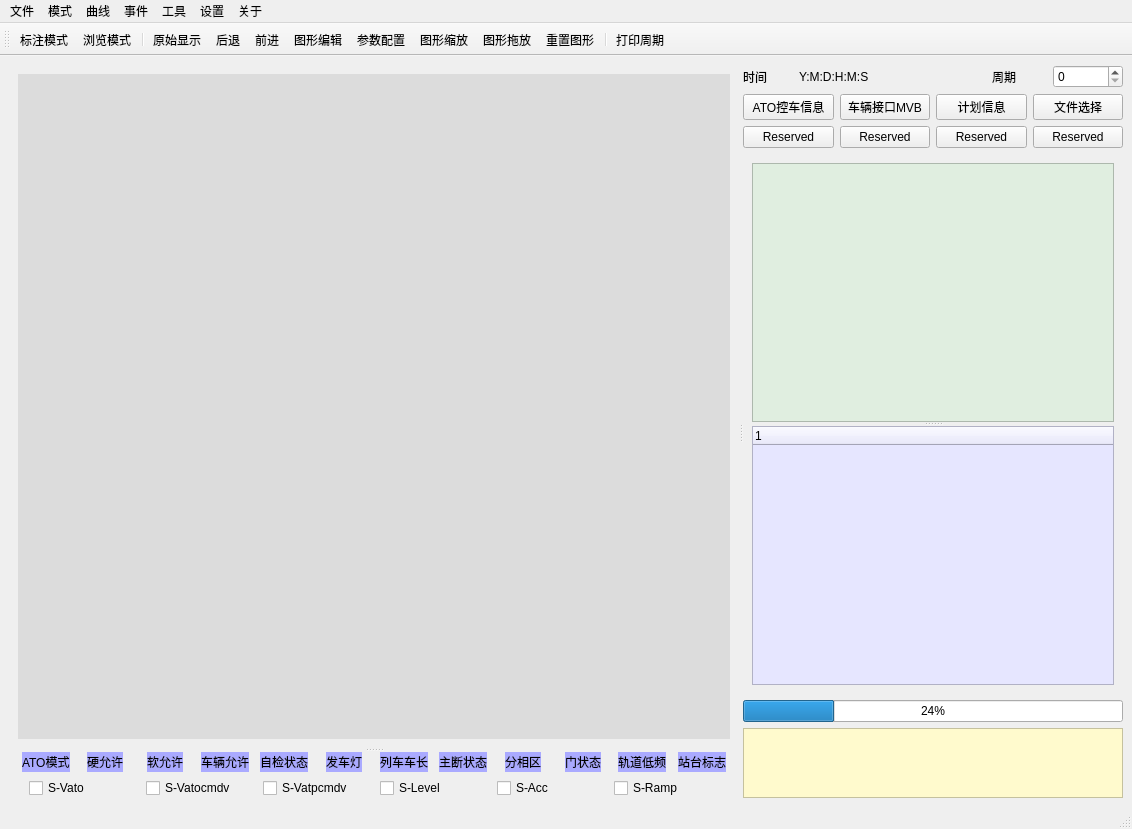
Old version of the form LogMainWin.ui in the repository BaoZT/LogPlot.
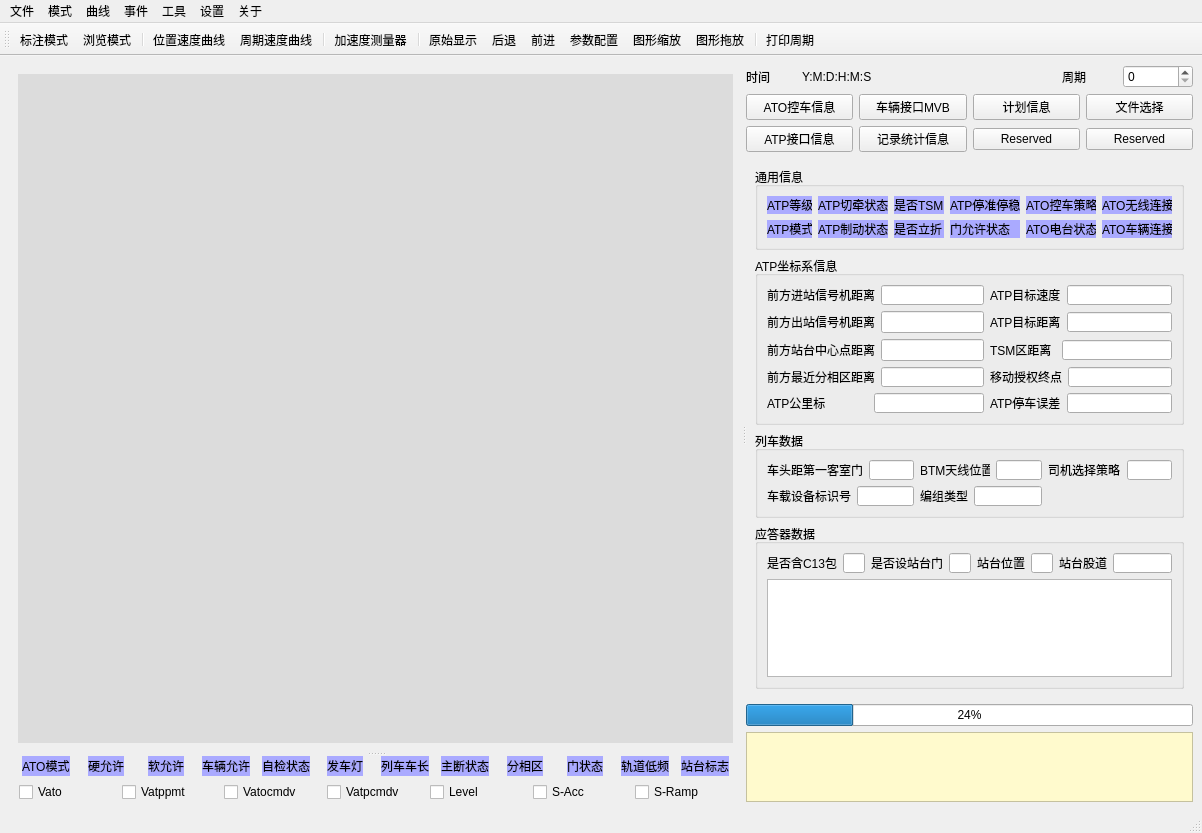
New version of the form. The open tabs and pages were chosen to show the change. Icons and pictures are not drawn.

Patch:
```diff
--- a/LogMainWin.ui
+++ b/LogMainWin.ui
@@ -6,8 +6,8 @@
    <rect>
     <x>0</x>
     <y>0</y>
-    <width>1132</width>
-    <height>766</height>
+    <width>1202</width>
+    <height>791</height>
    </rect>
   </property>
   <property name="windowTitle">
@@ -1106,25 +1106,12 @@
               </size>
              </property>
              <property name="text">
-              <string>S-Vato</string>
-             </property>
-            </widget>
-           </item>
-           <item row="0" column="1">
-            <widget class="QCheckBox" name="CBcmdv">
-             <property name="maximumSize">
-              <size>
-               <width>101</width>
-               <height>25</height>
-              </size>
-             </property>
-             <property name="text">
-              <string>S-Vatocmdv</string>
+              <string>Vato</string>
              </property>
             </widget>
            </item>
            <item row="0" column="2">
-            <widget class="QCheckBox" name="CBatpcmdv">
+            <widget class="QCheckBox" name="CBcmdv">
              <property name="maximumSize">
               <size>
                <width>101</width>
@@ -1132,12 +1119,12 @@
               </size>
              </property>
              <property name="text">
-              <string>S-Vatpcmdv</string>
+              <string>Vatocmdv</string>
              </property>
             </widget>
            </item>
            <item row="0" column="3">
-            <widget class="QCheckBox" name="CBlevel">
+            <widget class="QCheckBox" name="CBatpcmdv">
              <property name="maximumSize">
               <size>
                <width>101</width>
@@ -1145,11 +1132,24 @@
               </size>
              </property>
              <property name="text">
-              <string>S-Level</string>
+              <string>Vatpcmdv</string>
              </property>
             </widget>
            </item>
            <item row="0" column="4">
+            <widget class="QCheckBox" name="CBlevel">
+             <property name="maximumSize">
+              <size>
+               <width>101</width>
+               <height>25</height>
+              </size>
+             </property>
+             <property name="text">
+              <string>Level</string>
+             </property>
+            </widget>
+           </item>
+           <item row="0" column="5">
             <widget class="QCheckBox" name="CBacc">
              <property name="maximumSize">
               <size>
@@ -1162,7 +1162,7 @@
              </property>
             </widget>
            </item>
-           <item row="0" column="5">
+           <item row="0" column="6">
             <widget class="QCheckBox" name="CBramp">
              <property name="maximumSize">
               <size>
@@ -1175,6 +1175,19 @@
              </property>
             </widget>
            </item>
+           <item row="0" column="1">
+            <widget class="QCheckBox" name="CBatppmtv">
+             <property name="maximumSize">
+              <size>
+               <width>101</width>
+               <height>125</height>
+              </size>
+             </property>
+             <property name="text">
+              <string>Vatppmt</string>
+             </property>
+            </widget>
+           </item>
           </layout>
          </item>
         </layout>
@@ -1246,7 +1259,7 @@
           <item row="1" column="0">
            <widget class="QPushButton" name="pushButton_3">
             <property name="text">
-             <string>Reserved</string>
+             <string>ATP接口信息</string>
             </property>
            </widget>
           </item>
@@ -1267,7 +1280,7 @@
           <item row="1" column="1">
            <widget class="QPushButton" name="pushButton_5">
             <property name="text">
-             <string>Reserved</string>
+             <string>记录统计信息</string>
             </property>
            </widget>
           </item>
@@ -1302,7 +1315,7 @@
          </layout>
         </item>
         <item>
-         <widget class="QStackedWidget" name="stackedWidget">
+         <widget class="QStackedWidget" name="stackedWidget_RightCol">
           <property name="maximumSize">
            <size>
             <width>800</width>
@@ -2033,6 +2046,763 @@
             </item>
            </layout>
           </widget>
+          <widget class="QWidget" name="page_ATP">
+           <layout class="QVBoxLayout" name="verticalLayout_14">
+            <item>
+             <widget class="QGroupBox" name="gp_atp_common">
+              <property name="title">
+               <string>通用信息</string>
+              </property>
+              <layout class="QGridLayout" name="gridLayout_10">
+               <item row="0" column="5">
+                <widget class="QLabel" name="lbl_atp_stop_ok">
+                 <property name="maximumSize">
+                  <size>
+                   <width>70</width>
+                   <height>20</height>
+                  </size>
+                 </property>
+                 <property name="styleSheet">
+                  <string notr="true">background-color: rgb(170, 170, 255);</string>
+                 </property>
+                 <property name="text">
+                  <string>ATP停准停稳</string>
+                 </property>
+                </widget>
+               </item>
+               <item row="0" column="2">
+                <widget class="QLabel" name="lbl_atp_cut_traction">
+                 <property name="maximumSize">
+                  <size>
+                   <width>70</width>
+                   <height>20</height>
+                  </size>
+                 </property>
+                 <property name="styleSheet">
+                  <string notr="true">background-color: rgb(170, 170, 255);</string>
+                 </property>
+                 <property name="text">
+                  <string>ATP切牵状态</string>
+                 </property>
+                </widget>
+               </item>
+               <item row="0" column="3">
+                <widget class="QLabel" name="lbl_tsm">
+                 <property name="maximumSize">
+                  <size>
+                   <width>50</width>
+                   <height>20</height>
+                  </size>
+                 </property>
+                 <property name="styleSheet">
+                  <string notr="true">background-color: rgb(170, 170, 255);</string>
+                 </property>
+                 <property name="text">
+                  <string>是否TSM</string>
+                 </property>
+                </widget>
+               </item>
+               <item row="0" column="0">
+                <widget class="QLabel" name="lbl_atp_level">
+                 <property name="maximumSize">
+                  <size>
+                   <width>45</width>
+                   <height>20</height>
+                  </size>
+                 </property>
+                 <property name="styleSheet">
+                  <string notr="true">background-color: rgb(170, 170, 255);</string>
+                 </property>
+                 <property name="text">
+                  <string>ATP等级</string>
+                 </property>
+                </widget>
+               </item>
+               <item row="2" column="5">
+                <widget class="QLabel" name="lbl_door_pmt">
+                 <property name="maximumSize">
+                  <size>
+                   <width>70</width>
+                   <height>20</height>
+                  </size>
+                 </property>
+                 <property name="styleSheet">
+                  <string notr="true">background-color: rgb(170, 170, 255);</string>
+                 </property>
+                 <property name="text">
+                  <string>门允许状态</string>
+                 </property>
+                </widget>
+               </item>
+               <item row="2" column="3">
+                <widget class="QLabel" name="lbl_tb">
+                 <property name="maximumSize">
+                  <size>
+                   <width>50</width>
+                   <height>20</height>
+                  </size>
+                 </property>
+                 <property name="styleSheet">
+                  <string notr="true">background-color: rgb(170, 170, 255);</string>
+                 </property>
+                 <property name="text">
+                  <string>是否立折</string>
+                 </property>
+                </widget>
+               </item>
+               <item row="2" column="2">
+                <widget class="QLabel" name="lbl_atp_brake">
+                 <property name="maximumSize">
+                  <size>
+                   <width>70</width>
+                   <height>20</height>
+                  </size>
+                 </property>
+                 <property name="styleSheet">
+                  <string notr="true">background-color: rgb(170, 170, 255);</string>
+                 </property>
+                 <property name="text">
+                  <string>ATP制动状态</string>
+                 </property>
+                </widget>
+               </item>
+               <item row="2" column="0">
+                <widget class="QLabel" name="lbl_atp_mode">
+                 <property name="maximumSize">
+                  <size>
+                   <width>45</width>
+                   <height>20</height>
+                  </size>
+                 </property>
+                 <property name="styleSheet">
+                  <string notr="true">background-color: rgb(170, 170, 255);</string>
+                 </property>
+                 <property name="text">
+                  <string>ATP模式</string>
+                 </property>
+                </widget>
+               </item>
+               <item row="0" column="6">
+                <widget class="QLabel" name="lbl_ato_ctrl_stat">
+                 <property name="maximumSize">
+                  <size>
+                   <width>70</width>
+                   <height>16777215</height>
+                  </size>
+                 </property>
+                 <property name="styleSheet">
+                  <string notr="true">background-color: rgb(170, 170, 255);</string>
+                 </property>
+                 <property name="text">
+                  <string>ATO控车策略</string>
+                 </property>
+                </widget>
+               </item>
+               <item row="2" column="6">
+                <widget class="QLabel" name="lbl_ato_radio">
+                 <property name="maximumSize">
+                  <size>
+                   <width>70</width>
+                   <height>16777215</height>
+                  </size>
+                 </property>
+                 <property name="styleSheet">
+                  <string notr="true">background-color: rgb(170, 170, 255);</string>
+                 </property>
+                 <property name="text">
+                  <string>ATO电台状态</string>
+                 </property>
+                </widget>
+               </item>
+               <item row="0" column="7">
+                <widget class="QLabel" name="lbl_ato_session">
+                 <property name="maximumSize">
+                  <size>
+                   <width>70</width>
+                   <height>20</height>
+                  </size>
+                 </property>
+                 <property name="styleSheet">
+                  <string notr="true">background-color: rgb(170, 170, 255);</string>
+                 </property>
+                 <property name="text">
+                  <string>ATO无线连接</string>
+                 </property>
+                </widget>
+               </item>
+               <item row="2" column="7">
+                <widget class="QLabel" name="lbl_mvb_link">
+                 <property name="maximumSize">
+                  <size>
+                   <width>70</width>
+                   <height>16777215</height>
+                  </size>
+                 </property>
+                 <property name="styleSheet">
+                  <string notr="true">background-color: rgb(170, 170, 255);</string>
+                 </property>
+                 <property name="text">
+                  <string>ATO车辆连接</string>
+                 </property>
+                </widget>
+               </item>
+              </layout>
+             </widget>
+            </item>
+            <item>
+             <widget class="QGroupBox" name="gp_atp_s_v">
+              <property name="title">
+               <string>ATP坐标系信息</string>
+              </property>
+              <layout class="QGridLayout" name="gridLayout_11">
+               <item row="4" column="0">
+                <layout class="QHBoxLayout" name="horizontalLayout_31">
+                 <item>
+                  <widget class="QLabel" name="lbl_atp_milestone">
+                   <property name="maximumSize">
+                    <size>
+                     <width>110</width>
+                     <height>20</height>
+                    </size>
+                   </property>
+                   <property name="text">
+                    <string>ATP公里标</string>
+                   </property>
+                  </widget>
+                 </item>
+                 <item>
+                  <widget class="QLineEdit" name="led_atp_milestone">
+                   <property name="maximumSize">
+                    <size>
+                     <width>110</width>
+                     <height>20</height>
+                    </size>
+                   </property>
+                  </widget>
+                 </item>
+                </layout>
+               </item>
+               <item row="3" column="1">
+                <layout class="QHBoxLayout" name="horizontalLayout_20">
+                 <item>
+                  <widget class="QLabel" name="lbl_atp_ma">
+                   <property name="maximumSize">
+                    <size>
+                     <width>80</width>
+                     <height>20</height>
+                    </size>
+                   </property>
+                   <property name="text">
+                    <string>移动授权终点</string>
+                   </property>
+                  </widget>
+                 </item>
+                 <item>
+                  <widget class="QLineEdit" name="led_atp_ma">
+                   <property name="maximumSize">
+                    <size>
+                     <width>110</width>
+                     <height>20</height>
+                    </size>
+                   </property>
+                  </widget>
+                 </item>
+                </layout>
+               </item>
+               <item row="0" column="0">
+                <layout class="QHBoxLayout" name="horizontalLayout_13">
+                 <item>
+                  <widget class="QLabel" name="lbl_jz_signal_dis">
+                   <property name="maximumSize">
+                    <size>
+                     <width>110</width>
+                     <height>20</height>
+                    </size>
+                   </property>
+                   <property name="text">
+                    <string>前方进站信号机距离</string>
+                   </property>
+                  </widget>
+                 </item>
+                 <item>
+                  <widget class="QLineEdit" name="led_jz_signal_dis">
+                   <property name="maximumSize">
+                    <size>
+                     <width>110</width>
+                     <height>20</height>
+                    </size>
+                   </property>
+                  </widget>
+                 </item>
+                </layout>
+               </item>
+               <item row="1" column="1">
+                <layout class="QHBoxLayout" name="horizontalLayout_17">
+                 <item>
+                  <widget class="QLabel" name="lbl_atp_target_dis">
+                   <property name="maximumSize">
+                    <size>
+                     <width>80</width>
+                     <height>20</height>
+                    </size>
+                   </property>
+                   <property name="text">
+                    <string>ATP目标距离</string>
+                   </property>
+                  </widget>
+                 </item>
+                 <item>
+                  <widget class="QLineEdit" name="led_atp_target_dis">
+                   <property name="maximumSize">
+                    <size>
+                     <width>110</width>
+                     <height>20</height>
+                    </size>
+                   </property>
+                  </widget>
+                 </item>
+                </layout>
+               </item>
+               <item row="1" column="0">
+                <layout class="QHBoxLayout" name="horizontalLayout_14">
+                 <item>
+                  <widget class="QLabel" name="lbl_cz_signal_dis">
+                   <property name="maximumSize">
+                    <size>
+                     <width>110</width>
+                     <height>20</height>
+                    </size>
+                   </property>
+                   <property name="text">
+                    <string>前方出站信号机距离</string>
+                   </property>
+                  </widget>
+                 </item>
+                 <item>
+                  <widget class="QLineEdit" name="led_cz_signal_dis">
+                   <property name="maximumSize">
+                    <size>
+                     <width>110</width>
+                     <height>16777215</height>
+                    </size>
+                   </property>
+                  </widget>
+                 </item>
+                </layout>
+               </item>
+               <item row="3" column="0">
+                <layout class="QHBoxLayout" name="horizontalLayout_19">
+                 <item>
+                  <widget class="QLabel" name="lbl_atp_gfx_dis">
+                   <property name="maximumSize">
+                    <size>
+                     <width>110</width>
+                     <height>20</height>
+                    </size>
+                   </property>
+                   <property name="text">
+                    <string>前方最近分相区距离</string>
+                   </property>
+                  </widget>
+                 </item>
+                 <item>
+                  <widget class="QLineEdit" name="led_atp_gfx_dis">
+                   <property name="maximumSize">
+                    <size>
+                     <width>110</width>
+                     <height>20</height>
+                    </size>
+                   </property>
+                  </widget>
+                 </item>
+                </layout>
+               </item>
+               <item row="2" column="0">
+                <layout class="QHBoxLayout" name="horizontalLayout_15">
+                 <item>
+                  <widget class="QLabel" name="lbl_stn_center_dis">
+                   <property name="maximumSize">
+                    <size>
+                     <width>110</width>
+                     <height>20</height>
+                    </size>
+                   </property>
+                   <property name="text">
+                    <string>前方站台中心点距离</string>
+                   </property>
+                  </widget>
+                 </item>
+                 <item>
+                  <widget class="QLineEdit" name="led_stn_center_dis">
+                   <property name="maximumSize">
+                    <size>
+                     <width>110</width>
+                     <height>16777215</height>
+                    </size>
+                   </property>
+                  </widget>
+                 </item>
+                </layout>
+               </item>
+               <item row="2" column="1">
+                <layout class="QHBoxLayout" name="horizontalLayout_18">
+                 <item>
+                  <widget class="QLabel" name="lbl_atp_tsm_dis">
+                   <property name="maximumSize">
+                    <size>
+                     <width>80</width>
+                     <height>20</height>
+                    </size>
+                   </property>
+                   <property name="text">
+                    <string>TSM区距离</string>
+                   </property>
+                  </widget>
+                 </item>
+                 <item>
+                  <widget class="QLineEdit" name="led_atp_tsm_dis">
+                   <property name="maximumSize">
+                    <size>
+                     <width>110</width>
+                     <height>20</height>
+                    </size>
+                   </property>
+                  </widget>
+                 </item>
+                </layout>
+               </item>
+               <item row="0" column="1">
+                <layout class="QHBoxLayout" name="horizontalLayout_16">
+                 <item>
+                  <widget class="QLabel" name="lbl_atp_target_v">
+                   <property name="maximumSize">
+                    <size>
+                     <width>80</width>
+                     <height>20</height>
+                    </size>
+                   </property>
+                   <property name="text">
+                    <string>ATP目标速度</string>
+                   </property>
+                  </widget>
+                 </item>
+                 <item>
+                  <widget class="QLineEdit" name="led_atp_target_v">
+                   <property name="maximumSize">
+                    <size>
+                     <width>110</width>
+                     <height>20</height>
+                    </size>
+                   </property>
+                  </widget>
+                 </item>
+                </layout>
+               </item>
+               <item row="4" column="1">
+                <layout class="QHBoxLayout" name="horizontalLayout_32">
+                 <item>
+                  <widget class="QLabel" name="lbl_atp_stoperr">
+                   <property name="maximumSize">
+                    <size>
+                     <width>80</width>
+                     <height>20</height>
+                    </size>
+                   </property>
+                   <property name="text">
+                    <string>ATP停车误差</string>
+                   </property>
+                  </widget>
+                 </item>
+                 <item>
+                  <widget class="QLineEdit" name="led_atp_stoperr">
+                   <property name="maximumSize">
+                    <size>
+                     <width>110</width>
+                     <height>20</height>
+                    </size>
+                   </property>
+                  </widget>
+                 </item>
+                </layout>
+               </item>
+              </layout>
+             </widget>
+            </item>
+            <item>
+             <widget class="QGroupBox" name="gp_atp_train">
+              <property name="title">
+               <string>列车数据</string>
+              </property>
+              <layout class="QGridLayout" name="gridLayout_12">
+               <item row="0" column="0">
+                <layout class="QHBoxLayout" name="horizontalLayout_22">
+                 <item>
+                  <widget class="QLabel" name="lbl_head_door_dis">
+                   <property name="maximumSize">
+                    <size>
+                     <width>120</width>
+                     <height>16777215</height>
+                    </size>
+                   </property>
+                   <property name="text">
+                    <string>车头距第一客室门</string>
+                   </property>
+                  </widget>
+                 </item>
+                 <item>
+                  <widget class="QLineEdit" name="led_head_foor_dis">
+                   <property name="maximumSize">
+                    <size>
+                     <width>80</width>
+                     <height>20</height>
+                    </size>
+                   </property>
+                  </widget>
+                 </item>
+                </layout>
+               </item>
+               <item row="0" column="1">
+                <layout class="QHBoxLayout" name="horizontalLayout_21">
+                 <item>
+                  <widget class="QLabel" name="lbl_atp_btm_pos">
+                   <property name="maximumSize">
+                    <size>
+                     <width>70</width>
+                     <height>20</height>
+                    </size>
+                   </property>
+                   <property name="text">
+                    <string>BTM天线位置</string>
+                   </property>
+                  </widget>
+                 </item>
+                 <item>
+                  <widget class="QLineEdit" name="led_atp_btm_pos">
+                   <property name="maximumSize">
+                    <size>
+                     <width>80</width>
+                     <height>20</height>
+                    </size>
+                   </property>
+                  </widget>
+                 </item>
+                </layout>
+               </item>
+               <item row="0" column="2">
+                <layout class="QHBoxLayout" name="horizontalLayout_24">
+                 <item>
+                  <widget class="QLabel" name="lbl_driver_strategy">
+                   <property name="maximumSize">
+                    <size>
+                     <width>120</width>
+                     <height>20</height>
+                    </size>
+                   </property>
+                   <property name="text">
+                    <string>司机选择策略</string>
+                   </property>
+                  </widget>
+                 </item>
+                 <item>
+                  <widget class="QLineEdit" name="led_driver_strategy">
+                   <property name="maximumSize">
+                    <size>
+                     <width>80</width>
+                     <height>20</height>
+                    </size>
+                   </property>
+                  </widget>
+                 </item>
+                </layout>
+               </item>
+               <item row="1" column="0">
+                <layout class="QHBoxLayout" name="horizontalLayout_25">
+                 <item>
+                  <widget class="QLabel" name="lbl_nid_engine">
+                   <property name="maximumSize">
+                    <size>
+                     <width>120</width>
+                     <height>20</height>
+                    </size>
+                   </property>
+                   <property name="text">
+                    <string>车载设备标识号</string>
+                   </property>
+                  </widget>
+                 </item>
+                 <item>
+                  <widget class="QLineEdit" name="led_nid_engine">
+                   <property name="maximumSize">
+                    <size>
+                     <width>80</width>
+                     <height>20</height>
+                    </size>
+                   </property>
+                  </widget>
+                 </item>
+                </layout>
+               </item>
+               <item row="1" column="1">
+                <layout class="QHBoxLayout" name="horizontalLayout_23">
+                 <item>
+                  <widget class="QLabel" name="lbl_units">
+                   <property name="maximumSize">
+                    <size>
+                     <width>70</width>
+                     <height>20</height>
+                    </size>
+                   </property>
+                   <property name="text">
+                    <string>编组类型</string>
+                   </property>
+                  </widget>
+                 </item>
+                 <item>
+                  <widget class="QLineEdit" name="led_units">
+                   <property name="maximumSize">
+                    <size>
+                     <width>80</width>
+                     <height>20</height>
+                    </size>
+                   </property>
+                  </widget>
+                 </item>
+                </layout>
+               </item>
+              </layout>
+              <zorder></zorder>
+              <zorder></zorder>
+              <zorder></zorder>
+              <zorder></zorder>
+             </widget>
+            </item>
+            <item>
+             <widget class="QGroupBox" name="gp_atp_btm">
+              <property name="title">
+               <string>应答器数据</string>
+              </property>
+              <layout class="QVBoxLayout" name="verticalLayout_5">
+               <item>
+                <layout class="QHBoxLayout" name="horizontalLayout_30">
+                 <item>
+                  <layout class="QHBoxLayout" name="horizontalLayout_29">
+                   <item>
+                    <widget class="QLabel" name="lbl_with_c13">
+                     <property name="maximumSize">
+                      <size>
+                       <width>80</width>
+                       <height>20</height>
+                      </size>
+                     </property>
+                     <property name="text">
+                      <string>是否含C13包</string>
+                     </property>
+                    </widget>
+                   </item>
+                   <item>
+                    <widget class="QLineEdit" name="led_with_c13">
+                     <property name="maximumSize">
+                      <size>
+                       <width>30</width>
+                       <height>20</height>
+                      </size>
+                     </property>
+                    </widget>
+                   </item>
+                  </layout>
+                 </item>
+                 <item>
+                  <layout class="QHBoxLayout" name="horizontalLayout_28">
+                   <item>
+                    <widget class="QLabel" name="lbl_platform_door">
+                     <property name="maximumSize">
+                      <size>
+                       <width>80</width>
+                       <height>20</height>
+                      </size>
+                     </property>
+                     <property name="text">
+                      <string>是否设站台门</string>
+                     </property>
+                    </widget>
+                   </item>
+                   <item>
+                    <widget class="QLineEdit" name="led_platform_door">
+                     <property name="maximumSize">
+                      <size>
+                       <width>30</width>
+                       <height>20</height>
+                      </size>
+                     </property>
+                    </widget>
+                   </item>
+                  </layout>
+                 </item>
+                 <item>
+                  <layout class="QHBoxLayout" name="horizontalLayout_27">
+                   <item>
+                    <widget class="QLabel" name="lbl_platform_pos">
+                     <property name="maximumSize">
+                      <size>
+                       <width>80</width>
+                       <height>20</height>
+                      </size>
+                     </property>
+                     <property name="text">
+                      <string>站台位置</string>
+                     </property>
+                    </widget>
+                   </item>
+                   <item>
+                    <widget class="QLineEdit" name="led_platform_pos">
+                     <property name="maximumSize">
+                      <size>
+                       <width>30</width>
+                       <height>20</height>
+                      </size>
+                     </property>
+                    </widget>
+                   </item>
+                  </layout>
+                 </item>
+                 <item>
+                  <layout class="QHBoxLayout" name="horizontalLayout_26">
+                   <item>
+                    <widget class="QLabel" name="lbl_track">
+                     <property name="maximumSize">
+                      <size>
+                       <width>50</width>
+                       <height>20</height>
+                      </size>
+                     </property>
+                     <property name="text">
+                      <string>站台股道</string>
+                     </property>
+                    </widget>
+                   </item>
+                   <item>
+                    <widget class="QLineEdit" name="led_track">
+                     <property name="maximumSize">
+                      <size>
+                       <width>100</width>
+                       <height>20</height>
+                      </size>
+                     </property>
+                    </widget>
+                   </item>
+                  </layout>
+                 </item>
+                </layout>
+               </item>
+               <item>
+                <widget class="QTableWidget" name="tableWidget_2"/>
+               </item>
+              </layout>
+             </widget>
+            </item>
+           </layout>
+          </widget>
+          <widget class="QWidget" name="page_Statistic"/>
          </widget>
         </item>
         <item>
@@ -2084,7 +2854,7 @@
     <rect>
      <x>0</x>
      <y>0</y>
-     <width>1132</width>
+     <width>1202</width>
      <height>23</height>
     </rect>
    </property>
@@ -2186,14 +2956,17 @@
    <addaction name="actionTag"/>
    <addaction name="actionView"/>
    <addaction name="separator"/>
+   <addaction name="actionVS"/>
+   <addaction name="actionCS"/>
+   <addaction name="separator"/>
+   <addaction name="action_acc_measure"/>
+   <addaction name="separator"/>
    <addaction name="actionHome"/>
    <addaction name="actionBck"/>
    <addaction name="actionFwd"/>
-   <addaction name="actionEdit"/>
    <addaction name="actionConfig"/>
    <addaction name="actionZoom"/>
    <addaction name="actionPan"/>
-   <addaction name="actionReset"/>
    <addaction name="separator"/>
    <addaction name="actionPrint"/>
   </widget>
@@ -2533,6 +3306,30 @@
     <string>数据分析悬窗停靠窗口右上角</string>
    </property>
   </action>
+  <action name="action_acc_measure">
+   <property name="icon">
+    <iconset>
+     <normaloff>IconFiles/acc.png</normaloff>IconFiles/acc.png</iconset>
+   </property>
+   <property name="text">
+    <string>加速度测量器</string>
+   </property>
+   <property name="toolTip">
+    <string>加速度测量器用于计量</string>
+   </property>
+  </action>
+  <action name="actionExport">
+   <property name="icon">
+    <iconset>
+     <normaloff>IconFiles/export.png</normaloff>IconFiles/export.png</iconset>
+   </property>
+   <property name="text">
+    <string>导出数据</string>
+   </property>
+   <property name="toolTip">
+    <string>导出ATO控车相关信息</string>
+   </property>
+  </action>
  </widget>
  <resources>
   <include location="IconFiles.qrc"/>
```
Left out of the diff: 29 changed lines with no effect on the pictures.
